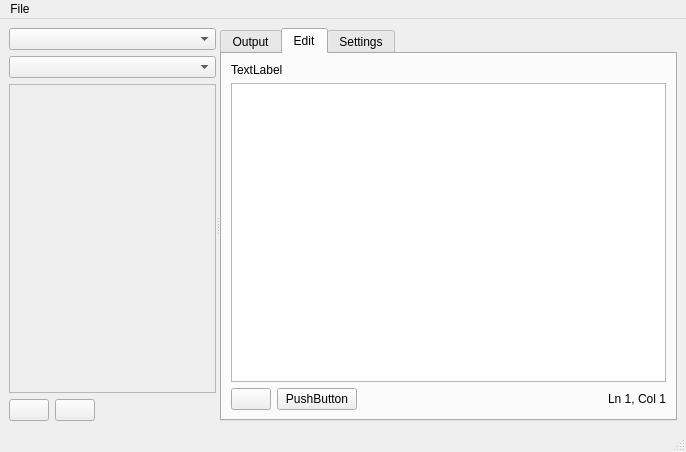
First picture: the form in MainWindow.ui, repository jplozf/Quish, before the edit.
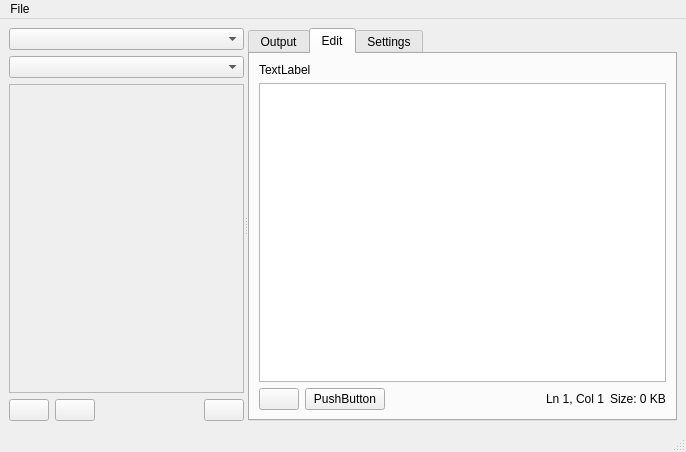
Second picture: the form after the edit. Icons and pictures are not drawn. Custom widgets are drawn as their Qt base class.

```diff
--- a/MainWindow.ui
+++ b/MainWindow.ui
@@ -38,8 +38,8 @@
             <rect>
              <x>0</x>
              <y>0</y>
-             <width>218</width>
-             <height>292</height>
+             <width>223</width>
+             <height>288</height>
             </rect>
            </property>
            <layout class="QFormLayout" name="formLayout"/>
@@ -83,6 +83,17 @@
             </property>
            </spacer>
           </item>
+          <item>
+           <widget class="QPushButton" name="btnSaveCommand">
+            <property name="text">
+             <string/>
+            </property>
+            <property name="icon">
+             <iconset resource="Quish.qrc">
+              <normaloff>:/icons/Save.png</normaloff>:/icons/Save.png</iconset>
+            </property>
+           </widget>
+          </item>
          </layout>
         </item>
        </layout>
@@ -233,6 +244,13 @@
                   </property>
                  </widget>
                 </item>
+                <item>
+                 <widget class="QLabel" name="lblFileSize">
+                  <property name="text">
+                   <string>Size: 0 KB</string>
+                  </property>
+                 </widget>
+                </item>
                </layout>
               </item>
              </layout>
```
Left out of the diff: 9 changed lines with no effect on the pictures.
